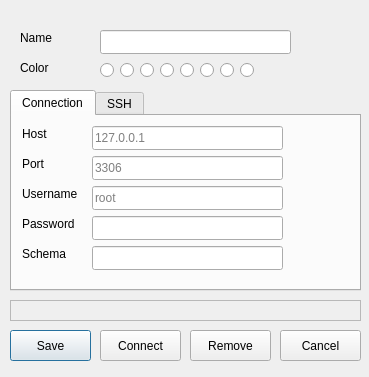
Qt form connection.ui (GS-Giuliano/SequelFast) before a commit.
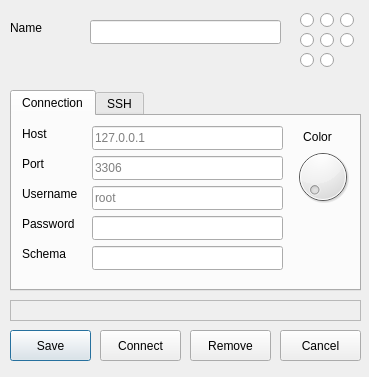
The same form after that commit. Icons and pictures are not drawn.

The edit to the form file:
```diff
--- a/connection.ui
+++ b/connection.ui
@@ -16,8 +16,8 @@
   <widget class="QLabel" name="label">
    <property name="geometry">
     <rect>
-     <x>20</x>
-     <y>30</y>
+     <x>10</x>
+     <y>20</y>
      <width>60</width>
      <height>16</height>
     </rect>
@@ -29,8 +29,8 @@
   <widget class="QLineEdit" name="lineName">
    <property name="geometry">
     <rect>
-     <x>100</x>
-     <y>30</y>
+     <x>90</x>
+     <y>20</y>
      <width>191</width>
      <height>24</height>
     </rect>
@@ -102,14 +102,14 @@
   <widget class="QRadioButton" name="radioButtonBlack">
    <property name="geometry">
     <rect>
-     <x>100</x>
-     <y>60</y>
+     <x>300</x>
+     <y>10</y>
      <width>16</width>
      <height>21</height>
     </rect>
    </property>
    <property name="styleSheet">
-    <string notr="true">QRadioButton { color: black;}</string>
+    <string notr="true">QRadioButton { borcolor: black;}</string>
    </property>
    <property name="text">
     <string/>
@@ -118,8 +118,8 @@
   <widget class="QRadioButton" name="radioButtonRed">
    <property name="geometry">
     <rect>
-     <x>120</x>
-     <y>60</y>
+     <x>320</x>
+     <y>10</y>
      <width>16</width>
      <height>21</height>
     </rect>
@@ -134,8 +134,8 @@
   <widget class="QRadioButton" name="radioButtonGreen">
    <property name="geometry">
     <rect>
-     <x>140</x>
-     <y>60</y>
+     <x>340</x>
+     <y>10</y>
      <width>16</width>
      <height>21</height>
     </rect>
@@ -150,8 +150,8 @@
   <widget class="QRadioButton" name="radioButtonBlue">
    <property name="geometry">
     <rect>
-     <x>160</x>
-     <y>60</y>
+     <x>300</x>
+     <y>30</y>
      <width>16</width>
      <height>21</height>
     </rect>
@@ -166,8 +166,8 @@
   <widget class="QRadioButton" name="radioButtonPurple">
    <property name="geometry">
     <rect>
-     <x>180</x>
-     <y>60</y>
+     <x>320</x>
+     <y>30</y>
      <width>16</width>
      <height>21</height>
     </rect>
@@ -182,8 +182,8 @@
   <widget class="QRadioButton" name="radioButtonBrown">
    <property name="geometry">
     <rect>
-     <x>200</x>
-     <y>60</y>
+     <x>340</x>
+     <y>30</y>
      <width>16</width>
      <height>21</height>
     </rect>
@@ -198,8 +198,8 @@
   <widget class="QRadioButton" name="radioButtonOrange">
    <property name="geometry">
     <rect>
-     <x>220</x>
-     <y>60</y>
+     <x>300</x>
+     <y>50</y>
      <width>16</width>
      <height>21</height>
     </rect>
@@ -214,8 +214,8 @@
   <widget class="QRadioButton" name="radioButtonGrey">
    <property name="geometry">
     <rect>
-     <x>240</x>
-     <y>60</y>
+     <x>320</x>
+     <y>50</y>
      <width>16</width>
      <height>21</height>
     </rect>
@@ -227,19 +227,6 @@
     <string/>
    </property>
   </widget>
-  <widget class="QLabel" name="label_15">
-   <property name="geometry">
-    <rect>
-     <x>20</x>
-     <y>60</y>
-     <width>60</width>
-     <height>16</height>
-    </rect>
-   </property>
-   <property name="text">
-    <string>Color</string>
-   </property>
-  </widget>
   <widget class="QTabWidget" name="tabWidget">
    <property name="geometry">
     <rect>
@@ -413,6 +400,41 @@
       <string>Schema</string>
      </property>
     </widget>
+    <widget class="QDial" name="dial">
+     <property name="geometry">
+      <rect>
+       <x>280</x>
+       <y>30</y>
+       <width>61</width>
+       <height>61</height>
+      </rect>
+     </property>
+     <property name="styleSheet">
+      <string notr="true"/>
+     </property>
+     <property name="maximum">
+      <number>7</number>
+     </property>
+     <property name="pageStep">
+      <number>1</number>
+     </property>
+    </widget>
+    <widget class="QLabel" name="label_15">
+     <property name="geometry">
+      <rect>
+       <x>280</x>
+       <y>10</y>
+       <width>51</width>
+       <height>21</height>
+      </rect>
+     </property>
+     <property name="text">
+      <string>Color</string>
+     </property>
+     <property name="alignment">
+      <set>Qt::AlignmentFlag::AlignCenter</set>
+     </property>
+    </widget>
    </widget>
    <widget class="QWidget" name="tab_2">
     <attribute name="title">
```
